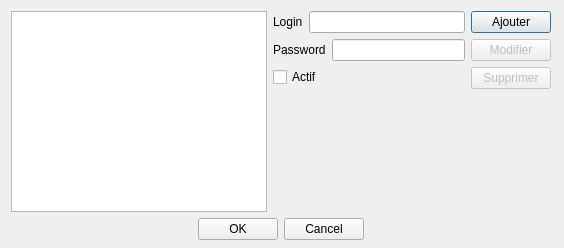
nohal/qtVlm, file src/boatAccount_dialog.ui: the form before one commit.
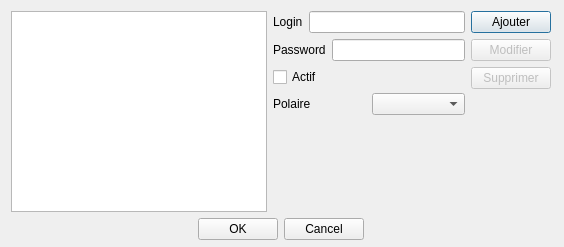
The form after the commit.

Commit message: Adds polar to boat configuration (needed for boat speed computation), speed and angle (or heading) is updated when heading (or angle) is changed by user

```diff
--- a/src/boatAccount_dialog.ui
+++ b/src/boatAccount_dialog.ui
@@ -10,7 +10,7 @@
     <x>0</x>
     <y>0</y>
     <width>564</width>
-    <height>248</height>
+    <height>247</height>
    </rect>
   </property>
   <property name="windowTitle">
@@ -94,6 +94,20 @@
           </property>
          </widget>
         </item>
+        <item>
+         <layout class="QHBoxLayout" name="horizontalLayout">
+          <item>
+           <widget class="QLabel" name="label_3">
+            <property name="text">
+             <string>Polaire</string>
+            </property>
+           </widget>
+          </item>
+          <item>
+           <widget class="QComboBox" name="polarList"/>
+          </item>
+         </layout>
+        </item>
         <item>
          <spacer>
           <property name="orientation">
```
The commit also changes 22 other files.
